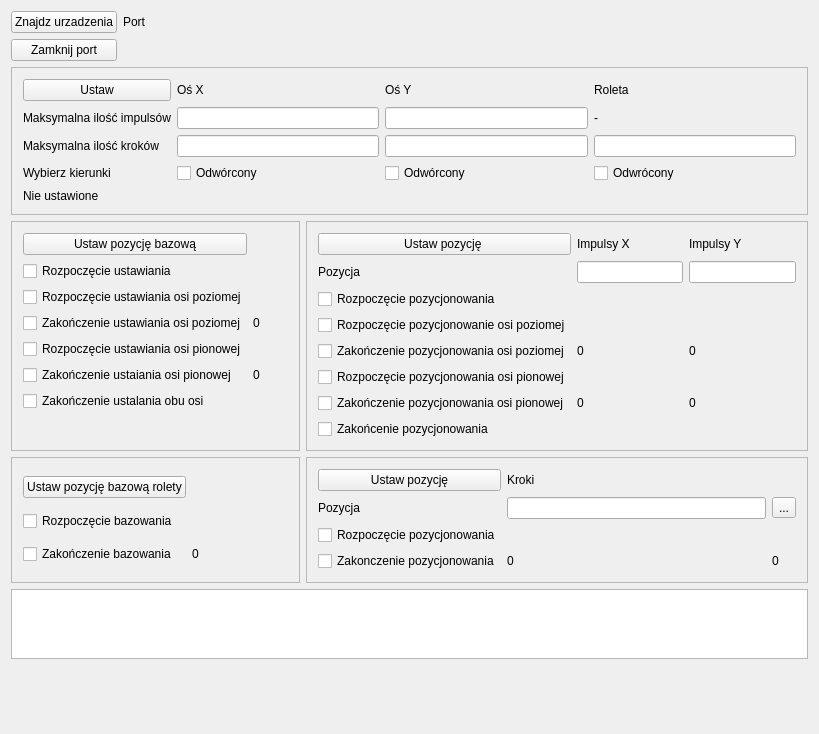
This is PrzeplywomierzGUI/Program testowy/mainwindow.ui in wiacekmarcin/StanowiskoOtwock as Qt 5 draws it before an edit. The edited form follows.
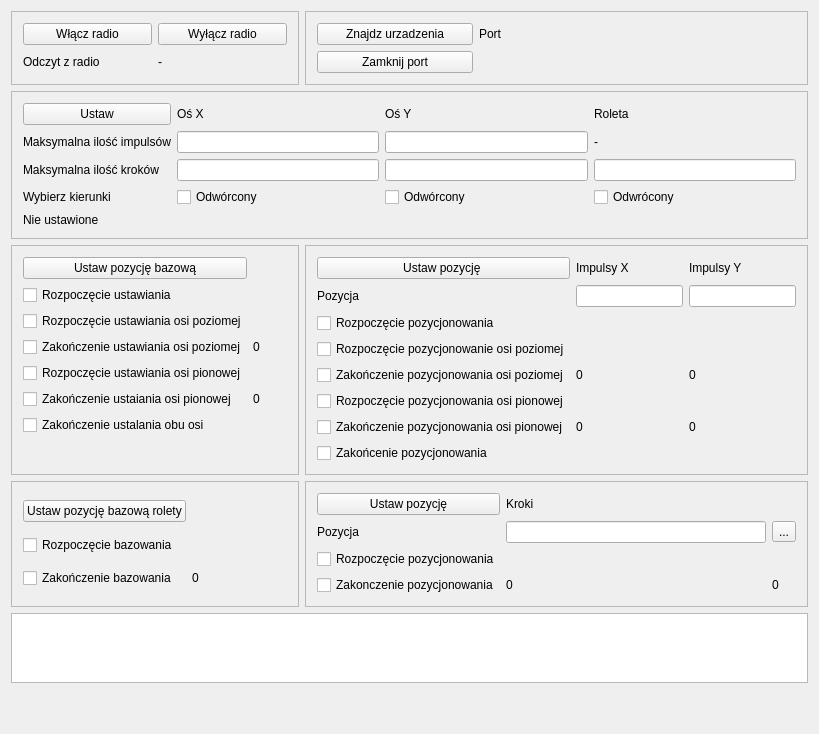
This is the edited form.

What changed in the file:
```diff
--- a/PrzeplywomierzGUI/Program testowy/mainwindow.ui
+++ b/PrzeplywomierzGUI/Program testowy/mainwindow.ui
@@ -15,13 +15,6 @@
   </property>
   <widget class="QWidget" name="centralWidget">
    <layout class="QGridLayout" name="gridLayout">
-    <item row="1" column="0">
-     <widget class="QPushButton" name="pbClose">
-      <property name="text">
-       <string>Zamknij port</string>
-      </property>
-     </widget>
-    </item>
     <item row="5" column="0" colspan="4">
      <widget class="QPlainTextEdit" name="debug"/>
     </item>
@@ -283,20 +276,6 @@
       </layout>
      </widget>
     </item>
-    <item row="0" column="1">
-     <widget class="QLabel" name="portname">
-      <property name="text">
-       <string>Port</string>
-      </property>
-     </widget>
-    </item>
-    <item row="1" column="1" colspan="3">
-     <widget class="QLabel" name="errorserial">
-      <property name="text">
-       <string/>
-      </property>
-     </widget>
-    </item>
     <item row="4" column="0" colspan="3">
      <widget class="QFrame" name="frame_4">
       <property name="frameShape">
@@ -356,20 +335,6 @@
       </layout>
      </widget>
     </item>
-    <item row="0" column="0">
-     <widget class="QPushButton" name="pbFindSerial">
-      <property name="text">
-       <string>Znajdz urzadzenia</string>
-      </property>
-     </widget>
-    </item>
-    <item row="0" column="3">
-     <widget class="QLabel" name="statusserial">
-      <property name="text">
-       <string/>
-      </property>
-     </widget>
-    </item>
     <item row="3" column="0" colspan="3">
      <widget class="QFrame" name="frame_2">
       <property name="frameShape">
@@ -563,6 +528,93 @@
       </layout>
      </widget>
     </item>
+    <item row="0" column="0" colspan="3">
+     <widget class="QFrame" name="frame_6">
+      <property name="frameShape">
+       <enum>QFrame::StyledPanel</enum>
+      </property>
+      <property name="frameShadow">
+       <enum>QFrame::Raised</enum>
+      </property>
+      <layout class="QGridLayout" name="gridLayout_7">
+       <item row="0" column="0">
+        <widget class="QPushButton" name="pbRadioOn">
+         <property name="text">
+          <string>Włącz radio</string>
+         </property>
+        </widget>
+       </item>
+       <item row="0" column="1">
+        <widget class="QPushButton" name="pbRadioOff">
+         <property name="text">
+          <string>Wyłącz radio</string>
+         </property>
+        </widget>
+       </item>
+       <item row="1" column="0">
+        <widget class="QLabel" name="label_8">
+         <property name="text">
+          <string>Odczyt z radio</string>
+         </property>
+        </widget>
+       </item>
+       <item row="1" column="1">
+        <widget class="QLabel" name="radioInfo">
+         <property name="text">
+          <string>-</string>
+         </property>
+        </widget>
+       </item>
+      </layout>
+     </widget>
+    </item>
+    <item row="0" column="3">
+     <widget class="QFrame" name="frame_7">
+      <property name="frameShape">
+       <enum>QFrame::StyledPanel</enum>
+      </property>
+      <property name="frameShadow">
+       <enum>QFrame::Raised</enum>
+      </property>
+      <layout class="QGridLayout" name="gridLayout_8">
+       <item row="1" column="1">
+        <widget class="QLabel" name="errorserial">
+         <property name="text">
+          <string/>
+         </property>
+        </widget>
+       </item>
+       <item row="0" column="1">
+        <widget class="QLabel" name="portname">
+         <property name="text">
+          <string>Port</string>
+         </property>
+        </widget>
+       </item>
+       <item row="1" column="0">
+        <widget class="QPushButton" name="pbClose">
+         <property name="text">
+          <string>Zamknij port</string>
+         </property>
+        </widget>
+       </item>
+       <item row="0" column="0">
+        <widget class="QPushButton" name="pbFindSerial">
+         <property name="text">
+          <string>Znajdz urzadzenia</string>
+         </property>
+        </widget>
+       </item>
+       <item row="0" column="2" rowspan="2">
+        <widget class="QLabel" name="statusserial">
+         <property name="text">
+          <string/>
+         </property>
+        </widget>
+       </item>
+      </layout>
+     </widget>
+    </item>
    </layout>
   </widget>
  </widget>
```
